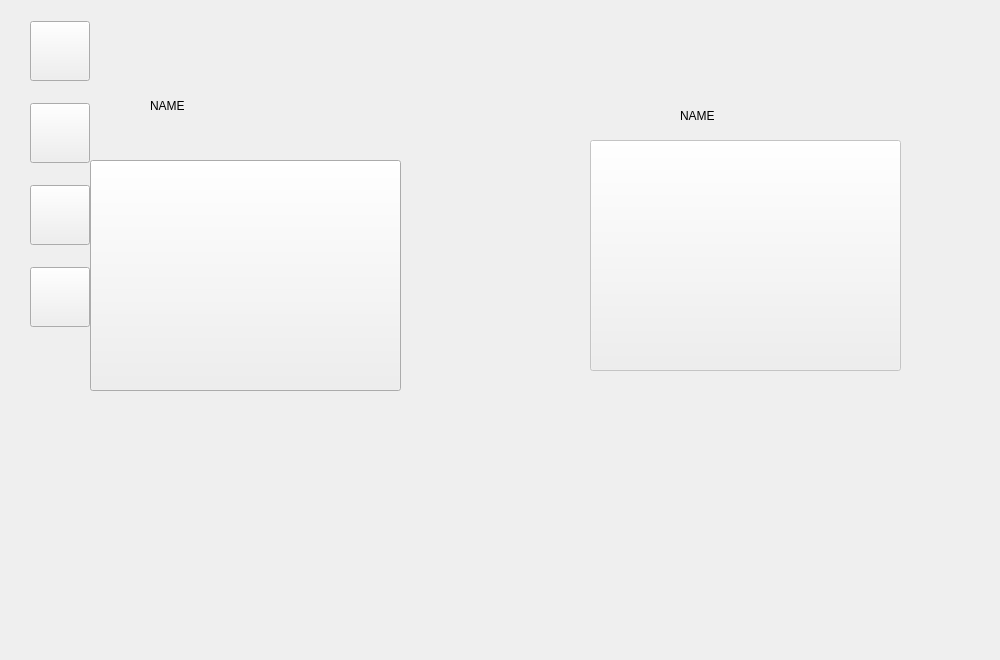
The window that mainwindow.ui (Zeteox/AsteriaGame) describes before a commit, drawn with Qt 5.
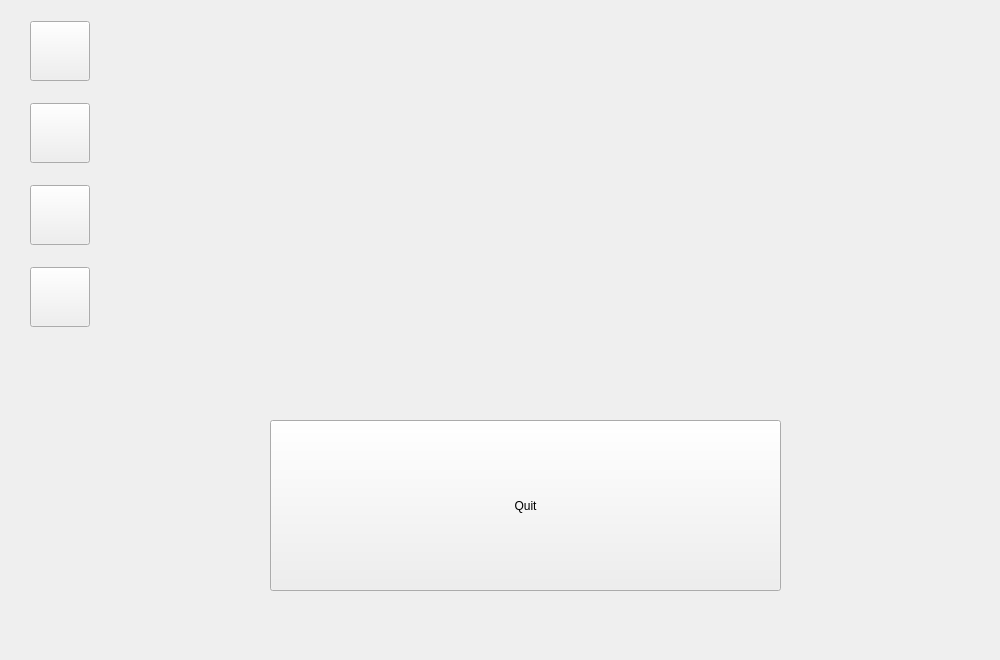
The same window after the commit. The open tabs and pages were chosen to show the change. Icons and pictures are not drawn.

What changed in the file:
```diff
--- a/mainwindow.ui
+++ b/mainwindow.ui
@@ -2454,6 +2454,48 @@
         </widget>
        </widget>
       </widget>
+      <widget class="QWidget" name="p9_End">
+       <widget class="QPushButton" name="btn_quitEnd">
+        <property name="geometry">
+         <rect>
+          <x>270</x>
+          <y>420</y>
+          <width>511</width>
+          <height>171</height>
+         </rect>
+        </property>
+        <property name="styleSheet">
+         <string notr="true">QPushButton:!hover{
+	color: rgb(0, 0, 0);
+	font: 25pt &quot;Algerian&quot;;
+	border-image: url(:/Images/Images/Button/button 1.png);
+}
+QPushButton:hover{
+	border-image: url(:/Images/Images/Button/button 1_2.png);
+}</string>
+        </property>
+        <property name="text">
+         <string>Quit</string>
+        </property>
+       </widget>
+       <widget class="QLabel" name="lbl_end">
+        <property name="geometry">
+         <rect>
+          <x>130</x>
+          <y>110</y>
+          <width>781</width>
+          <height>241</height>
+         </rect>
+        </property>
+        <property name="styleSheet">
+         <string notr="true">border-image: url(:/Images/Images/Background/Header Background.png);
+color: rgb(255, 255, 127);</string>
+        </property>
+        <property name="text">
+         <string/>
+        </property>
+       </widget>
+      </widget>
      </widget>
      <widget class="QFrame" name="frm_menu">
       <property name="geometry">
```
Left out of the diff: 2 changed lines with no effect on the pictures.
